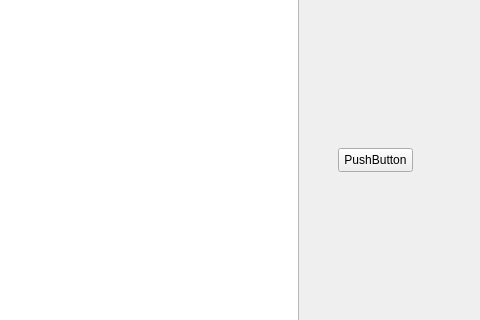
Before: the Qt Designer form Codigo/Juego/mainwindow.ui in luisca990/Informatica_II_Desaf_III, drawn with Qt 5; both pictures show x 592 to 1072 and y 112 to 432 of the 1072 by 656 pixel window.
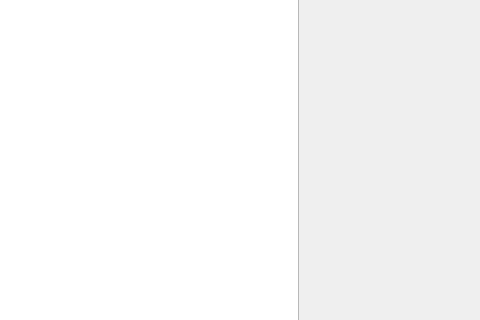
After: the same form once the commit is applied.

Diff of the .ui file:
```diff
--- a/Codigo/Juego/mainwindow.ui
+++ b/Codigo/Juego/mainwindow.ui
@@ -14,19 +14,6 @@
    <string>MainWindow</string>
   </property>
   <widget class="QWidget" name="centralwidget">
-   <widget class="QPushButton" name="pushButton">
-    <property name="geometry">
-     <rect>
-      <x>930</x>
-      <y>260</y>
-      <width>75</width>
-      <height>24</height>
-     </rect>
-    </property>
-    <property name="text">
-     <string>PushButton</string>
-    </property>
-   </widget>
    <widget class="QGraphicsView" name="graphicsView">
     <property name="geometry">
      <rect>
```
Left out of the diff: 2 changed lines with no effect on the pictures.
